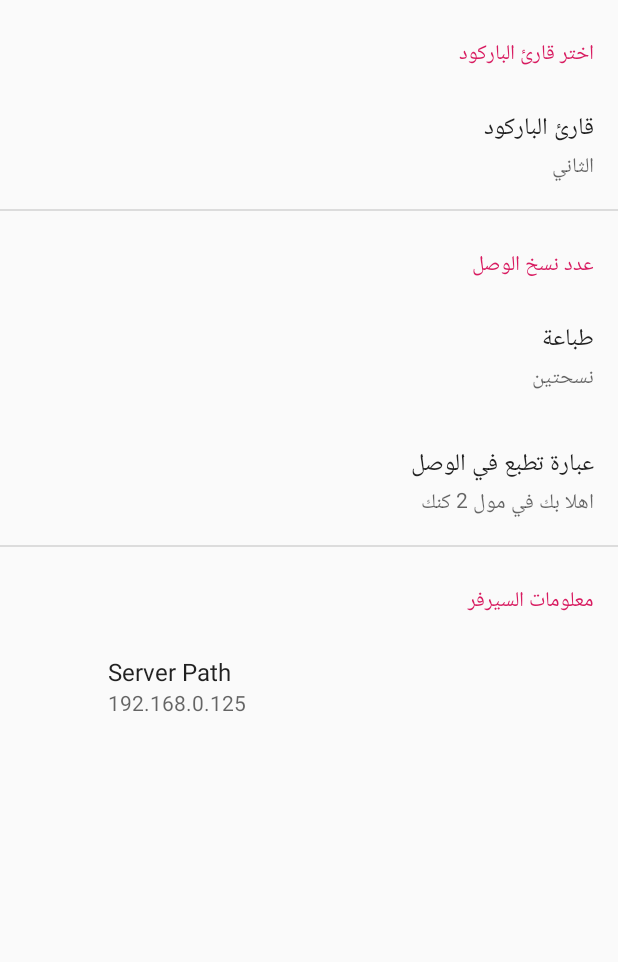
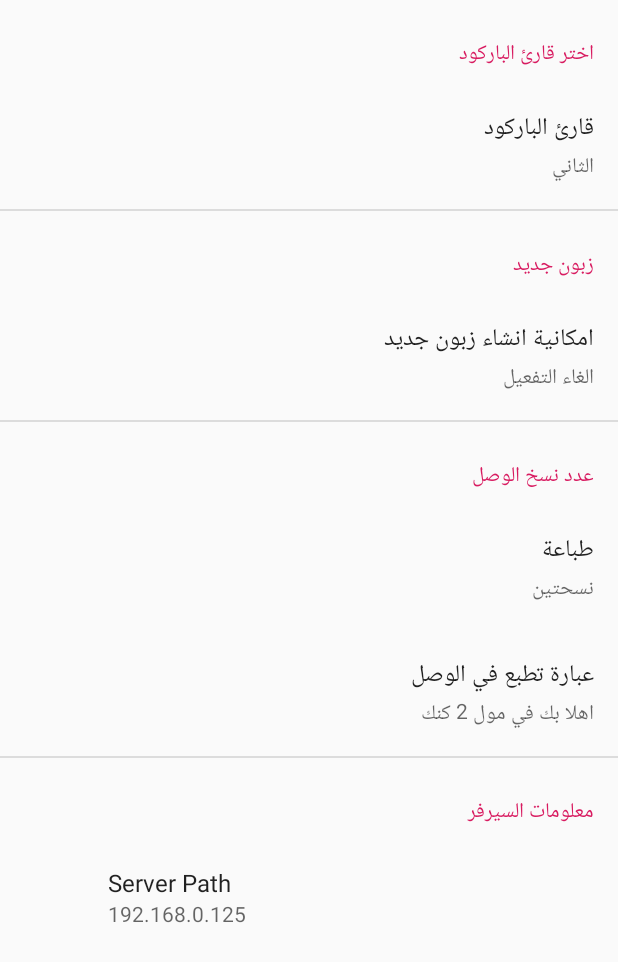
Before and after one commit to FatimaAli-k/SellApp, an Android app: the SettingsActivity screen opened directly, with no data from a screen before it, on a phone screen of 412 x 824 dp. Shown: the top 962 px of the screen. Run offline under Robolectric (Android 15) with nearby library versions, the phone set to English and light mode, and no system bars; our stand-ins replace androidx.preference.

Commit message:
new customer hise

```diff
--- a/app/build.gradle
+++ b/app/build.gradle
@@ -9,8 +9,8 @@ android {
         applicationId "turathalanbiaa.app.myapplication"
         minSdkVersion 16
         targetSdkVersion 28
-        versionCode 4
-        versionName "4.5"
+        versionCode 5
+        versionName "5"
         testInstrumentationRunner "androidx.test.runner.AndroidJUnitRunner"
     }
     buildTypes {
--- a/app/src/main/res/values/arrays.xml
+++ b/app/src/main/res/values/arrays.xml
@@ -13,6 +13,18 @@
         <item>3</item>
     </string-array>
 
+    <string-array name="new_entries">
+        <item>تفعيل</item>
+        <item>الغاء التفعيل</item>
+
+
+    </string-array>
+
+    <string-array name="new_values">
+        <item>1</item>
+        <item>2</item>
+    </string-array>
+
     <string-array name="copy_entries">
         <item>نسخة واحدة</item>
         <item>نسحتين</item>
--- a/app/src/main/res/xml/root_preferences.xml
+++ b/app/src/main/res/xml/root_preferences.xml
@@ -25,6 +25,18 @@
             app:entryValues="@array/reply_values"
             app:key="setting_barcode"
             app:title="قارئ الباركود"
+            app:useSimpleSummaryProvider="true" />
+
+    </PreferenceCategory>
+    <PreferenceCategory app:title="زبون جديد">
+
+
+        <ListPreference
+            app:defaultValue="2"
+            app:entries="@array/new_entries"
+            app:entryValues="@array/new_values"
+            app:key="new_customer"
+            app:title="امكانية انشاء زبون جديد"
             app:useSimpleSummaryProvider="true" />
 
     </PreferenceCategory>
```
Also changed, not shown: app/src/main/java/turathalanbiaa/app/myapplication/WebActivity.java (+11 -15 lines), app/src/main/java/turathalanbiaa/app/myapplication/blutooth/Main_Activity.java (+57 -55 lines), app/src/main/res/layout/main_activity.xml (+6 -5 lines), 1 other file.
